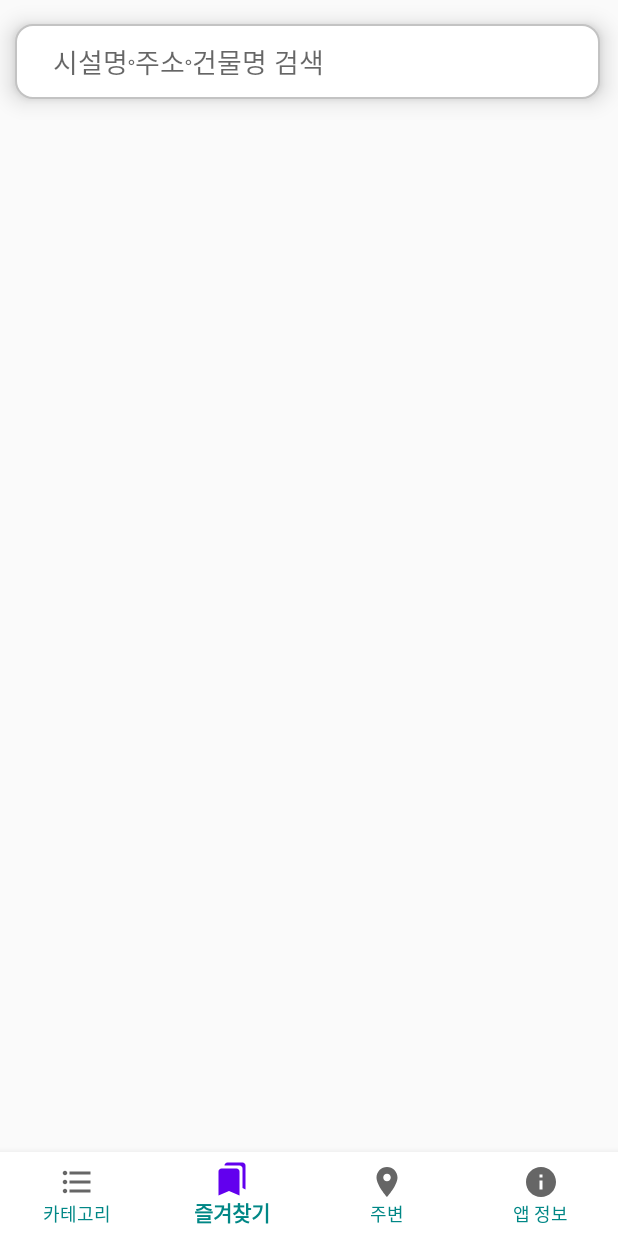
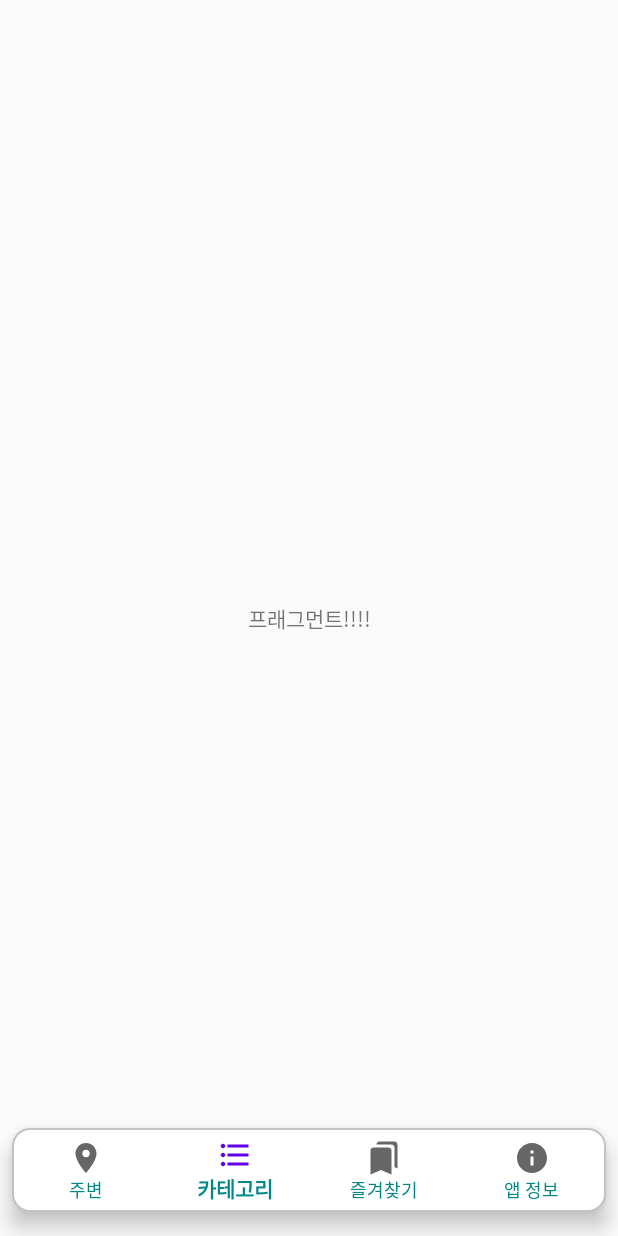
Before and after one commit to hisungwoo/ConvenienceMap, an Android app: the screen it shows after launch (MainActivity), item 2 of the bottom bar chosen, on a phone screen of 412 x 824 dp. Run offline under Robolectric (Android 15) with nearby library versions, the phone set to English and light mode, and no system bars; libraries missing offline, so code that uses them is left out: net.daum.mf; 2 statements that could not run were skipped.

Commit message:
1. 프래그먼트 변경 2. 바텀네비 뒤로가기 기능 추가

```diff
--- a/app/build.gradle
+++ b/app/build.gradle
@@ -43,6 +43,7 @@ dependencies {
     implementation 'androidx.appcompat:appcompat:1.3.1'
     implementation 'com.google.android.material:material:1.4.0'
     implementation 'androidx.constraintlayout:constraintlayout:2.1.1'
+    implementation 'androidx.legacy:legacy-support-v4:1.0.0'
     testImplementation 'junit:junit:4.+'
     androidTestImplementation 'androidx.test.ext:junit:1.1.3'
     androidTestImplementation 'androidx.test.espresso:espresso-core:3.4.0'
@@ -52,6 +53,7 @@ dependencies {
 
     implementation("androidx.activity:activity-ktx:1.4.0")
 
+    //retrofit
     implementation'com.squareup.retrofit2:retrofit:2.9.0'
 
     //xml parser
--- /dev/null
+++ b/app/src/main/java/com/ilsamil/conveniencemap/Fragments/CategoryFragment.kt
@@ -0,0 +1,42 @@
+package com.ilsamil.conveniencemap.Fragments
+
+import android.content.Context
+import android.os.Bundle
+import androidx.fragment.app.Fragment
+import android.view.LayoutInflater
+import android.view.View
+import android.view.ViewGroup
+import com.ilsamil.conveniencemap.R
+
+class CategoryFragment : Fragment() {
+
+    // Category.newInstance() 사용을 위해 생성
+    companion object {
+        fun newInstance() : CategoryFragment {
+            return CategoryFragment()
+        }
+    }
+
+    // 메모리에 올라갔을 때
+    override fun onCreate(savedInstanceState: Bundle?) {
+        super.onCreate(savedInstanceState)
+    }
+
+    // 프레그먼트를 안고 있는 액티비티에 붙었을 때
+    override fun onAttach(context: Context) {
+        super.onAttach(context)
+    }
+
+    // 레이아웃과 연결 (액티비티의 setContentView와 같음)
+    override fun onCreateView(
+        inflater: LayoutInflater, container: ViewGroup?,
+        savedInstanceState: Bundle?
+    ): View? {
+        return inflater.inflate(R.layout.fragment_category, container, false)
+    }
+
+
+
+
+
+}
--- /dev/null
+++ b/app/src/main/java/com/ilsamil/conveniencemap/Fragments/MapFragment.kt
@@ -0,0 +1,50 @@
+package com.ilsamil.conveniencemap.Fragments
+
+import android.os.Bundle
+import androidx.fragment.app.Fragment
+import android.view.LayoutInflater
+import android.view.MotionEvent
+import android.view.View
+import android.view.ViewGroup
+import android.widget.EditText
+import com.ilsamil.conveniencemap.R
+import com.ilsamil.conveniencemap.databinding.ActivityMainBinding
+import com.ilsamil.conveniencemap.databinding.FragmentMapBinding
+import net.daum.mf.map.api.MapView
+
+class MapFragment : Fragment() {
+    private lateinit var binding: FragmentMapBinding
+    private lateinit var searchFragment: SearchFragment
+    private lateinit var mapView: MapView
+
+    companion object {
+        fun newInstance() : MapFragment {
+            return MapFragment()
+        }
+    }
+
+    override fun onCreate(savedInstanceState: Bundle?) {
+        super.onCreate(savedInstanceState)
+
+
+
+    }
+
+    override fun onCreateView(
+        inflater: LayoutInflater, container: ViewGroup?,
+        savedInstanceState: Bundle?
+    ): View? {
+        binding = FragmentMapBinding.inflate(inflater, container, false)
+        mapView = MapView(activity)
+        binding.clKakaoMapView.addView(mapView)
+
+
+        binding.mainSearchEt.setOnClickListener{
+            searchFragment = SearchFragment.newInstance()
+            activity?.supportFragmentManager?.beginTransaction()?.replace(R.id.fragment_view, searchFragment)?.commit()
+        }
+
+
+        return binding.root
+    }
+}
--- a/app/src/main/java/com/ilsamil/conveniencemap/MainActivity.kt
+++ b/app/src/main/java/com/ilsamil/conveniencemap/MainActivity.kt
@@ -1,55 +1,48 @@
 package com.ilsamil.conveniencemap
 
 import android.Manifest
-import android.content.Intent
-import android.content.pm.PackageManager
+import android.os.Bundle
+import android.util.Log
+import androidx.activity.result.contract.ActivityResultContracts
 import androidx.appcompat.app.AppCompatActivity
-import android.os.Bundle
-import android.util.Base64
-import android.util.Log
-import android.view.View
-import android.view.WindowManager
-import android.widget.Toast
-import androidx.activity.result.contract.ActivityResultContracts
+import androidx.fragment.app.Fragment
+import androidx.fragment.app.FragmentManager
+import com.google.android.material.bottomnavigation.BottomNavigationView
+import com.ilsamil.conveniencemap.Fragments.BookmarkFragment
+import com.ilsamil.conveniencemap.Fragments.CategoryFragment
+import com.ilsamil.conveniencemap.Fragments.InfoFragment
+import com.ilsamil.conveniencemap.Fragments.MapFragment
 import com.ilsamil.conveniencemap.databinding.ActivityMainBinding
-import com.ilsamil.conveniencemap.model.FacInfoList
-import com.tickaroo.tikxml.TikXml
-import com.tickaroo.tikxml.retrofit.TikXmlConverterFactory
-import net.daum.mf.map.api.MapView
-import retrofit2.Call
-import retrofit2.Callback
-import retrofit2.Response
 import retrofit2.Retrofit
-import retrofit2.adapter.rxjava2.RxJava2CallAdapterFactory
-import java.security.MessageDigest
 
 class MainActivity : AppCompatActivity() {
+    private var backButtonTime = 0L
+    private var fragmentCount = 0
+
     private lateinit var binding: ActivityMainBinding
+    private val mapFragment: MapFragment by lazy { MapFragment.newInstance() }
+    private val categoryFragment: CategoryFragment by lazy { CategoryFragment.newInstance() }
+    private val bookmarkFragment: BookmarkFragment by lazy { BookmarkFragment.newInstance() }
+    private val infoFragment: InfoFragment by lazy { InfoFragment.newInstance() }
 
     private val requestPermission = registerForActivityResult(
         ActivityResultContracts.RequestPermission()
     ) { granted ->
         if (granted) {
-            Toast.makeText(this@MainActivity, "성공", Toast.LENGTH_SHORT ).show()
+//            Toast.makeText(this@MainActivity, "위치권한 승인", Toast.LENGTH_SHORT ).show()
         }
     }
 
 
     override fun onCreate(savedInstanceState: Bundle?) {
         super.onCreate(savedInstanceState)
-        setContentView(R.layout.activity_main)
+        binding = ActivityMainBinding.inflate(layoutInflater)
+        setContentView(binding.root)
 
-        binding = ActivityMainBinding.inflate(layoutInflater)
-        val view = binding.root
-        setContentView(view)
-
-        getAppKeyHash()
+        supportFragmentManager.beginTransaction().add(R.id.fragment_view, mapFragment, "map").commit()
+        replaceFragment(binding)
 
         requestPermission.launch(Manifest.permission.ACCESS_FINE_LOCATION)
-
-        val mapView = MapView(this)
-        binding.clKakaoMapView.addView(mapView)
-
         var instance: Retrofit? = null
 
 //        instance = Retrofit.Builder()
@@ -83,23 +76,81 @@ class MainActivity : AppCompatActivity() {
 
     }
 
-    private fun getAppKeyHash() {
-        try {
-            val info =
-                packageManager.getPackageInfo(packageName, PackageManager.GET_SIGNATURES)
-            for (signature in info.signatures) {
-                var md: MessageDigest
-                md = MessageDigest.getInstance("SHA")
-                md.update(signature.toByteArray())
-                val something = String(Base64.encode(md.digest(), 0))
-                Log.e("Hash key", "#################################################" + something + "#################################################")
+    private fun replaceFragment(binding: ActivityMainBinding) {
+        binding.bottomNav.setOnItemSelectedListener {
+            when(it.itemId) {
+                R.id.menu_category -> {
+                    supportFragmentManager.popBackStack("category", FragmentManager.POP_BACK_STACK_INCLUSIVE)
+                    supportFragmentManager.beginTransaction().replace(R.id.fragment_view, categoryFragment, "category").addToBackStack("category").commit()
+                }
+                R.id.menu_bookmark -> {
+                    supportFragmentManager.popBackStack("bookmark", FragmentManager.POP_BACK_STACK_INCLUSIVE)
+                    supportFragmentManager.beginTransaction().replace(R.id.fragment_view, bookmarkFragment, "bookmark").addToBackStack("bookmark").commit()
+                }
+                R.id.menu_map -> {
+                    supportFragmentManager.popBackStack("map", FragmentManager.POP_BACK_STACK_INCLUSIVE)
+                    supportFragmentManager.beginTransaction().replace(R.id.fragment_view, mapFragment, "map").addToBackStack("map").commit()
+                }
+                R.id.menu_info -> {
+                    supportFragmentManager.popBackStack("info", FragmentManager.POP_BACK_STACK_INCLUSIVE)
+                    supportFragmentManager.beginTransaction().replace(R.id.fragment_view, infoFragment, "info").addToBackStack("info").commit()
+                }
             }
-        } catch (e: Exception) {
-
-            Log.e("name not found", e.toString())
+            true
         }
     }
 
 
+    private fun updateBottomMenu() {
+        val tag1: Fragment? = supportFragmentManager.findFragmentByTag("category")
+        val tag2: Fragment? = supportFragmentManager.findFragmentByTag("bookmark")
+        val tag3: Fragment? = supportFragmentManager.findFragmentByTag("map")
+        val tag4: Fragment? = supportFragmentManager.findFragmentByTag("info")
+
+        binding.bottomNav.apply {
+            if(tag1 != null && tag1.isVisible) {
+                this.menu.findItem(R.id.menu_category).isChecked = true
+            }
+            if(tag2 != null && tag2.isVisible) {
+                this.menu.findItem(R.id.menu_bookmark).isChecked = true
+            }
+            if(tag3 != null && tag3.isVisible) {
+                this.menu.findItem(R.id.menu_map).isChecked = true
+            }
+            if(tag4 != null && tag4.isVisible) {
+                this.menu.findItem(R.id.menu_info).isChecked = true
+            }
+        }
+    }
+
+
+    override fun onBackPressed() {
+        super.onBackPressed()
+        updateBottomMenu()
+
+    }
+
+
+
+
+
+//    private fun getAppKeyHash() {
+//        try {
+//            val info =
+//                packageManager.getPackageInfo(packageName, PackageManager.GET_SIGNATURES)
+//            for (signature in info.signatures) {
+//                var md: MessageDigest
+//                md = MessageDigest.getInstance("SHA")
+//                md.update(signature.toByteArray())
+//                val something = String(Base64.encode(md.digest(), 0))
+//                Log.e("Hash key", "#################################################" + something + "#################################################")
+//            }
+//        } catch (e: Exception) {
+//
+//            Log.e("name not found", e.toString())
+//        }
+//    }
+
+
 
 }
--- a/app/src/main/java/com/ilsamil/conveniencemap/SearchActivity.kt
+++ b/app/src/main/java/com/ilsamil/conveniencemap/SearchActivity.kt
@@ -8,4 +8,10 @@ class SearchActivity : AppCompatActivity() {
         super.onCreate(savedInstanceState)
         setContentView(R.layout.activity_search)
     }
+
+    override fun onPause() {
+        super.onPause()
+        overridePendingTransition(0, 0)
+    }
+
 }
--- a/app/src/main/res/layout/activity_main.xml
+++ b/app/src/main/res/layout/activity_main.xml
@@ -7,7 +7,7 @@
     tools:context=".MainActivity">
 
     <androidx.constraintlayout.widget.ConstraintLayout
-        android:id="@+id/clKakaoMapView"
+        android:id="@+id/fragment_view"
         android:layout_width="match_parent"
         android:layout_height="match_parent"
         app:layout_constraintBottom_toBottomOf="parent"
@@ -17,35 +17,22 @@
         tools:visibility="gone" />
 
 
-    <EditText
-        android:id="@+id/main_search_et"
-        android:layout_width="match_parent"
-        android:layout_height="50dp"
-        android:layout_marginStart="10dp"
-        android:layout_marginTop="16dp"
-        android:layout_marginEnd="12dp"
-        android:paddingStart="25dp"
-        android:paddingEnd="15dp"
-        android:hint="시설명⸰주소⸰건물명 검색"
-        android:inputType="textPersonName"
-        android:background="@drawable/edittext_shadow"
-        android:elevation="9dp"
-        app:layout_constraintEnd_toEndOf="parent"
-        app:layout_constraintStart_toStartOf="parent"
-        app:layout_constraintTop_toTopOf="parent" />
-
-
     <com.google.android.material.bottomnavigation.BottomNavigationView
+        android:id="@+id/bottom_nav"
         android:layout_width="match_parent"
         android:layout_height="wrap_content"
-        app:menu="@menu/bottom_nev_menu"
-        android:background="@color/white"
+        android:layout_marginStart="8dp"
+        android:layout_marginEnd="8dp"
+        android:layout_marginBottom="16dp"
+        android:background="@drawable/edittext_shadow"
         app:itemTextColor="@color/teal_700"
         app:labelVisibilityMode="labeled"
         app:layout_constraintBottom_toBottomOf="parent"
 
 
-        />
+        app:layout_constraintEnd_toEndOf="parent"
+        app:layout_constraintStart_toStartOf="parent"
+        app:menu="@menu/bottom_nev_menu" />
 
 
 
--- /dev/null
+++ b/app/src/main/res/layout/fragment_category.xml
@@ -0,0 +1,20 @@
+<?xml version="1.0" encoding="utf-8"?>
+<androidx.constraintlayout.widget.ConstraintLayout xmlns:android="http://schemas.android.com/apk/res/android"
+    xmlns:app="http://schemas.android.com/apk/res-auto"
+    xmlns:tools="http://schemas.android.com/tools"
+    android:layout_width="match_parent"
+    android:layout_height="match_parent"
+    tools:context=".Fragments.CategoryFragment">
+
+    <TextView
+        android:id="@+id/textView"
+        android:layout_width="wrap_content"
+        android:layout_height="wrap_content"
+        android:text="프래그먼트!!!!"
+        app:layout_constraintBottom_toBottomOf="parent"
+        app:layout_constraintEnd_toEndOf="parent"
+        app:layout_constraintStart_toStartOf="parent"
+        app:layout_constraintTop_toTopOf="parent" />
+
+
+</androidx.constraintlayout.widget.ConstraintLayout>
--- a/app/src/main/res/menu/bottom_nev_menu.xml
+++ b/app/src/main/res/menu/bottom_nev_menu.xml
@@ -1,25 +1,23 @@
 <?xml version="1.0" encoding="utf-8"?>
 <menu xmlns:android="http://schemas.android.com/apk/res/android">
     <item
-        android:id="@+id/category"
+        android:id="@+id/menu_map"
+        android:title="주변"
+        android:icon="@drawable/ic_location_on_24"
+        />
+    <item
+        android:id="@+id/menu_category"
         android:title="카테고리"
         android:icon="@drawable/ic_format_list_bulleted_24"
         />
 
     <item
-        android:id="@+id/bookmark"
+        android:id="@+id/menu_bookmark"
         android:title="즐겨찾기"
         android:icon="@drawable/ic_bookmarks_24"
         />
-
     <item
-        android:id="@+id/vicinity"
-        android:title="주변"
-        android:icon="@drawable/ic_location_on_24"
-        />
-
-    <item
-        android:id="@+id/information"
+        android:id="@+id/menu_info"
         android:title="앱 정보"
         android:icon="@drawable/ic_info_24"
         />
--- a/app/src/main/res/values/strings.xml
+++ b/app/src/main/res/values/strings.xml
@@ -1,3 +1,5 @@
 <resources>
     <string name="app_name">ConvenienceMap</string>
+    <!-- TODO: Remove or change this placeholder text -->
+    <string name="hello_blank_fragment">Hello blank fragment</string>
 </resources>
```
Also changed, not shown: app/src/main/java/com/ilsamil/conveniencemap/Fragments/BookmarkFragment.kt (added, +28 -0 lines), app/src/main/java/com/ilsamil/conveniencemap/Fragments/InfoFragment.kt (added, +30 -0 lines), app/src/main/java/com/ilsamil/conveniencemap/Fragments/SearchFragment.kt (added, +46 -0 lines), app/src/main/res/layout/activity_search.xml (+25 -25 lines), app/src/main/res/layout/fragment_bookmark.xml (added, +19 -0 lines), app/src/main/res/layout/fragment_info.xml (added, +18 -0 lines), app/src/main/res/layout/fragment_map.xml (added, +38 -0 lines), app/src/main/res/layout/fragment_search.xml (added, +40 -0 lines).
